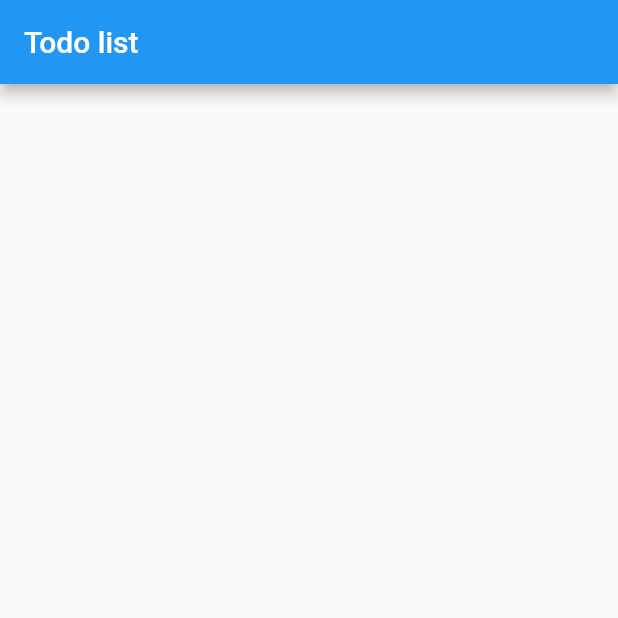
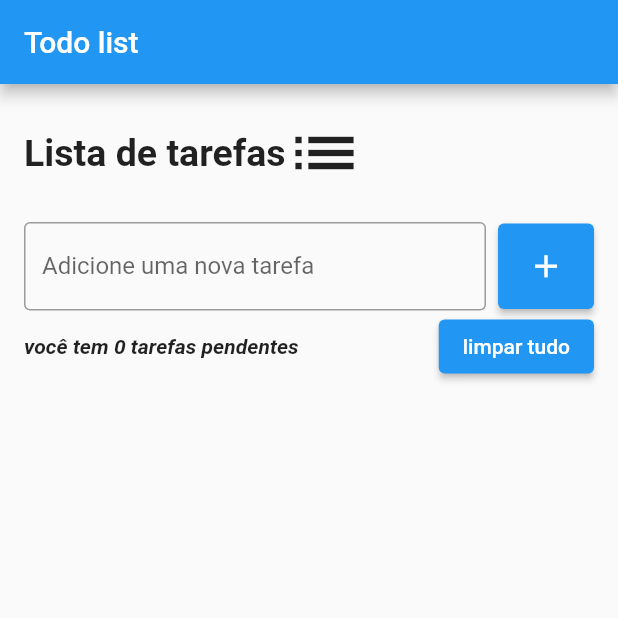
Before and after one commit to pedrolgsoares/todo_list, a Flutter app: the screen it shows after launch, on a phone screen of 412 x 824 dp, the top half of it. Run offline on Flutter 3.47's test engine with Material 2 defaults, Android fonts, the phone set to English and light mode, and no system bars.

Commit message:
Realizado layout, resta o listview

```diff
--- a/lib/app/pages/todo_page.dart
+++ b/lib/app/pages/todo_page.dart
@@ -1,3 +1,5 @@
+// ignore_for_file: unused_element
+
 import 'package:flutter/material.dart';
 class TodoPage extends StatelessWidget {
   const TodoPage({ Key? key }) : super(key: key);
@@ -6,6 +8,72 @@ class TodoPage extends StatelessWidget {
   Widget build(BuildContext context) {
     return Scaffold(
       appBar: AppBar(title: const Text('Todo list')),
+      body: Center(
+        child: Container(
+          padding: const EdgeInsets.symmetric(horizontal: 16),
+          child: Column(
+            children: [
+              const SizedBox(height: 20),
+              _buildHeaderList(),
+              const SizedBox(height: 20),
+              _buildElevatedButton(),
+              _buildRowInfoButton()
+            ],
+          ),
+        ),
+      ),
     );
   }
+
+  Widget _buildHeaderList() => Row(
+    children: const [
+       Text('Lista de tarefas',
+        style: TextStyle(
+          fontWeight: FontWeight.w600,
+          fontSize: 25
+          )
+        ),
+       Icon(Icons.list, size: 52)
+    ],
+  );
+
+  Widget _buildElevatedButton() => Row(
+    children: [
+        const Expanded(
+          child: TextField(
+            decoration: InputDecoration(
+            border: OutlineInputBorder(),
+            label: Text('Adicione uma nova tarefa'),
+            hintText: 'Ex. Estudar Flutter'
+            )
+         ),
+        ),
+        const SizedBox(width: 8),
+        ElevatedButton(
+          onPressed: (){},
+          style: ElevatedButton.styleFrom(
+          padding: const EdgeInsets.all(16)
+          ),
+          child: const Icon(Icons.add, size: 25,)
+        )
+      ],
+  );
+  Widget _buildRowInfoButton() => Row(
+    children: [
+      const Expanded(
+        child: Text(
+          'você tem 0 tarefas pendentes',
+          style: TextStyle(
+            fontStyle: FontStyle.italic,
+            fontWeight: FontWeight.w700)
+            )
+          ),
+      const SizedBox(width: 8),
+      ElevatedButton(
+        onPressed: (){},
+        child: const Text('limpar tudo'),
+      ),
+    ],
+  );
+
 }
```
